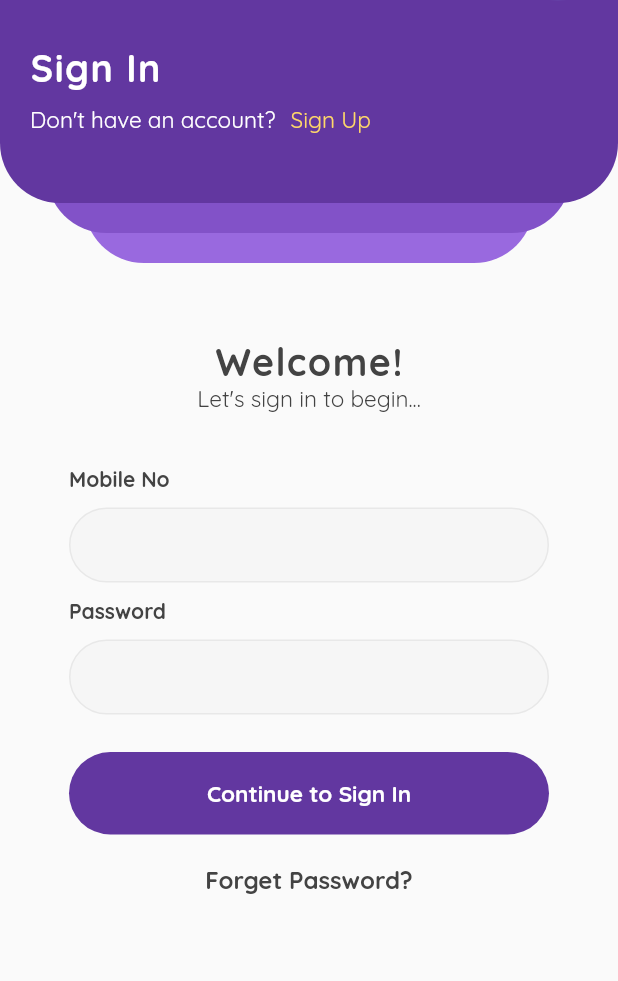
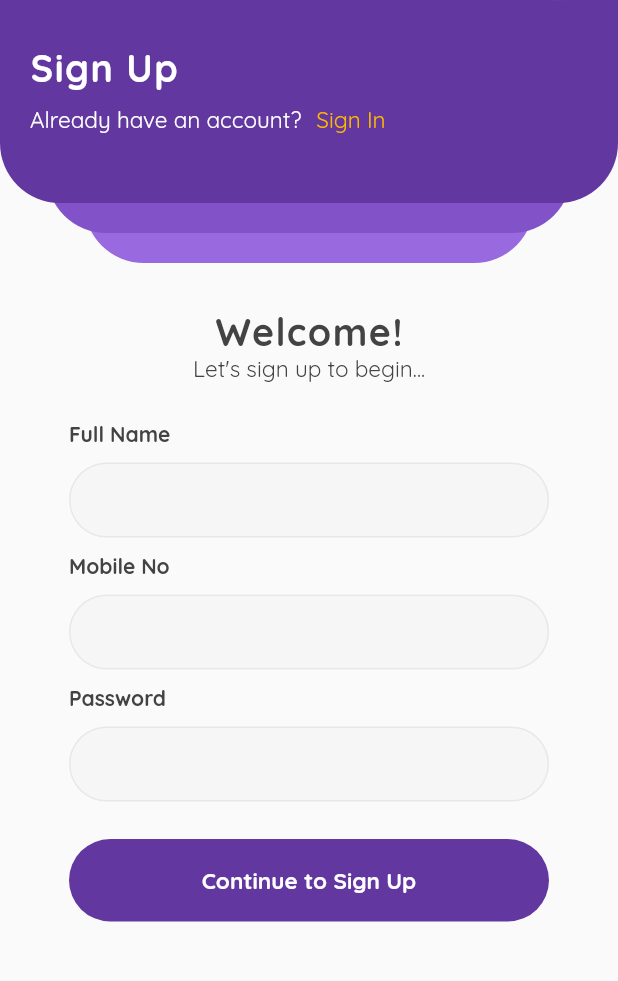
Before and after one commit to probitypic/scorefunda, a Flutter app: the screen it shows after launch, on a phone screen of 412 x 824 dp, the part 142-1123 px from its top. Run offline on Flutter 3.47's test engine with Material 2 defaults, Android fonts, the phone set to English and light mode, and no system bars; our stand-ins replace modal_progress_hud_nsn.

Commit message:
sign in ,sign up screens are done

```diff
--- /dev/null
+++ b/lib/controller/verify_mobile_controller_provider.dart
@@ -0,0 +1,16 @@
+import 'package:flutter/material.dart';
+
+class VerifyMobileControllerProvider extends ChangeNotifier {
+  late String otp;
+
+  OtpFieldController(String value) {
+    otp = value;
+  }
+
+  bool validateOtp(String value) {
+    if (otp == value) {
+      return true;
+    }
+    return false;
+  }
+}
--- a/lib/main.dart
+++ b/lib/main.dart
@@ -1,9 +1,14 @@
 import 'package:flutter/material.dart';
 import 'package:scorefunda/controller/signin_controller_provider.dart';
+import 'package:scorefunda/controller/signup_controller_provider.dart';
+import 'package:scorefunda/controller/verify_mobile_controller_provider.dart';
+
 import 'package:scorefunda/views/home_screen.dart';
+import 'package:scorefunda/views/signup_screen.dart';
 import 'package:scorefunda/views/splash_screen.dart';
 import 'package:scorefunda/views/signIn_screen.dart';
 import 'package:provider/provider.dart';
+import 'package:scorefunda/views/verify_mobile_screen.dart';
 
 void main() {
   runApp(const MyApp());
@@ -17,11 +22,17 @@ class MyApp extends StatelessWidget {
     return MultiProvider(
       providers: [
         ChangeNotifierProvider<SignInControllerProvider>(
-            create: ((context) => SignInControllerProvider()))
+            create: ((context) => SignInControllerProvider())),
+        ChangeNotifierProvider<SignUpControllerProvider>(
+            create: ((context) => SignUpControllerProvider())),
+        ChangeNotifierProvider<VerifyMobileControllerProvider>(
+            create: ((context) => VerifyMobileControllerProvider()))
       ],
       child: MaterialApp(
-        initialRoute: SignInScreen.id,
+        initialRoute: SignUpScreen.id,
         routes: {
+          VerifyMobile.id: ((context) => VerifyMobile()),
+          SignUpScreen.id: (context) => SignUpScreen(),
           SplashScreen.id: ((context) => SplashScreen()),
           SignInScreen.id: ((context) => SignInScreen()),
           HomeScreen.id: ((context) => HomeScreen()),
--- /dev/null
+++ b/lib/models/signup_model.dart
@@ -0,0 +1,6 @@
+class SignUpModel {
+  late String mobileNo;
+  late String userName;
+  late String password;
+  late String otp;
+}
--- /dev/null
+++ b/lib/views/signup_screen.dart
@@ -0,0 +1,109 @@
+import 'package:flutter/src/widgets/framework.dart';
+import 'package:flutter/material.dart';
+import 'package:scorefunda/controller/signup_controller_provider.dart';
+import 'package:scorefunda/views/Constants.dart';
+import 'package:scorefunda/views/Widgets/top_bar.dart';
+import 'package:scorefunda/views/Widgets/inputfield.dart';
+import 'package:scorefunda/views/Widgets/rounded_Button.dart';
+import 'package:provider/provider.dart';
+
+class SignUpScreen extends StatefulWidget {
+  const SignUpScreen({super.key});
+  static String id = "SignUpScreen";
+  @override
+  State<SignUpScreen> createState() => _SignUpScreenState();
+}
+
+class _SignUpScreenState extends State<SignUpScreen> {
+  @override
+  Widget build(BuildContext context) {
+    return Scaffold(
+      body: SingleChildScrollView(
+        reverse: true,
+        child: Column(
+          children: [
+            TopBar(
+              childWidget: Column(
+                crossAxisAlignment: CrossAxisAlignment.start,
+                children: [
+                  Text("Sign Up", style: kTitleStyle),
+                  SizedBox(
+                    height: 10,
+                  ),
+                  Row(
+                    children: [
+                      Text("Already have an account?", style: kSubTitleStyle),
+                      SizedBox(
+                        width: 10,
+                      ),
+                      GestureDetector(
+                        onTap: () {
+                          setState(() {
+                            Navigator.pop(context);
+                          });
+                        },
+                        child: Text(
+                          "Sign In",
+                          style:
+                              kSubTitleStyle.copyWith(color: Color(0xffffb800)),
+                        ),
+                      )
+                    ],
+                  )
+                ],
+              ),
+            ),
+            SizedBox(
+              height: 30,
+            ),
+            Text("Welcome!", style: kTitleStyle.copyWith(color: kTextColor)),
+            Text("Let's sign up to begin...",
+                style: kSubTitleStyle.copyWith(color: kTextColor)),
+            SizedBox(
+              height: 20,
+            ),
+            InputField(
+              title: "Full Name",
+              onType:
+                  Provider.of<SignUpControllerProvider>(context, listen: false)
+                      .UserNameController,
+            ),
+            InputField(
+              title: "Mobile No",
+              onType:
+                  Provider.of<SignUpControllerProvider>(context, listen: false)
+                      .MobileNumberController,
+            ),
+            InputField(
+              title: "Password",
+              onType:
+                  Provider.of<SignUpControllerProvider>(context, listen: false)
+                      .PasswordController,
+            ),
+            SizedBox(
+              height: 20,
+            ),
+            RoundedSidedButton(
+              onTap: () async {
+                bool Status = await Provider.of<SignUpControllerProvider>(
+                        context,
+                        listen: false)
+                    .UserSignUp();
+                if (Status == true) {}
+              },
+              ButtonText: "Continue to Sign Up",
+            ),
+            SizedBox(height: 10),
+            // Text(
+            //   errorMessage,
+            //   style: TextStyle(
+            //     color: Colors.red,
+            //     fontFamily: 'QuickSand',
+            //   ),
+            // ),
+          ],
+        ),
+      ),
+    );
+  }
+}
```
Also changed, not shown: lib/Services/Auth.dart (+14 -0 lines), lib/controller/signup_controller_provider.dart (added, +38 -0 lines), lib/views/verify_mobile_screen.dart (added, +71 -0 lines).
